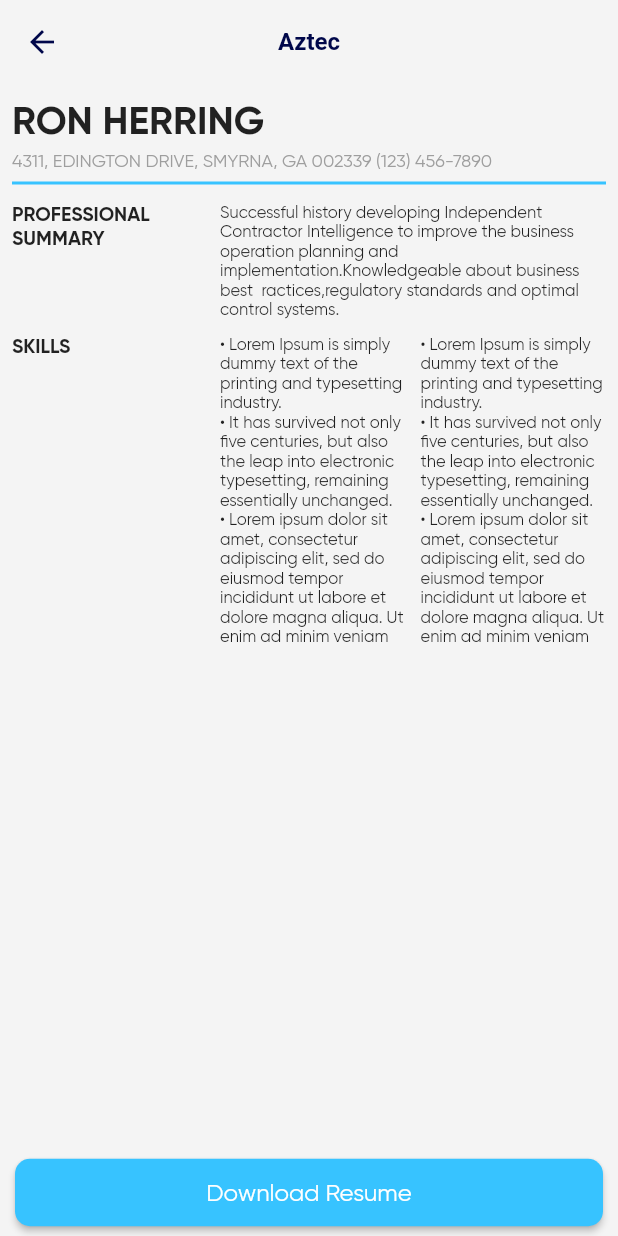
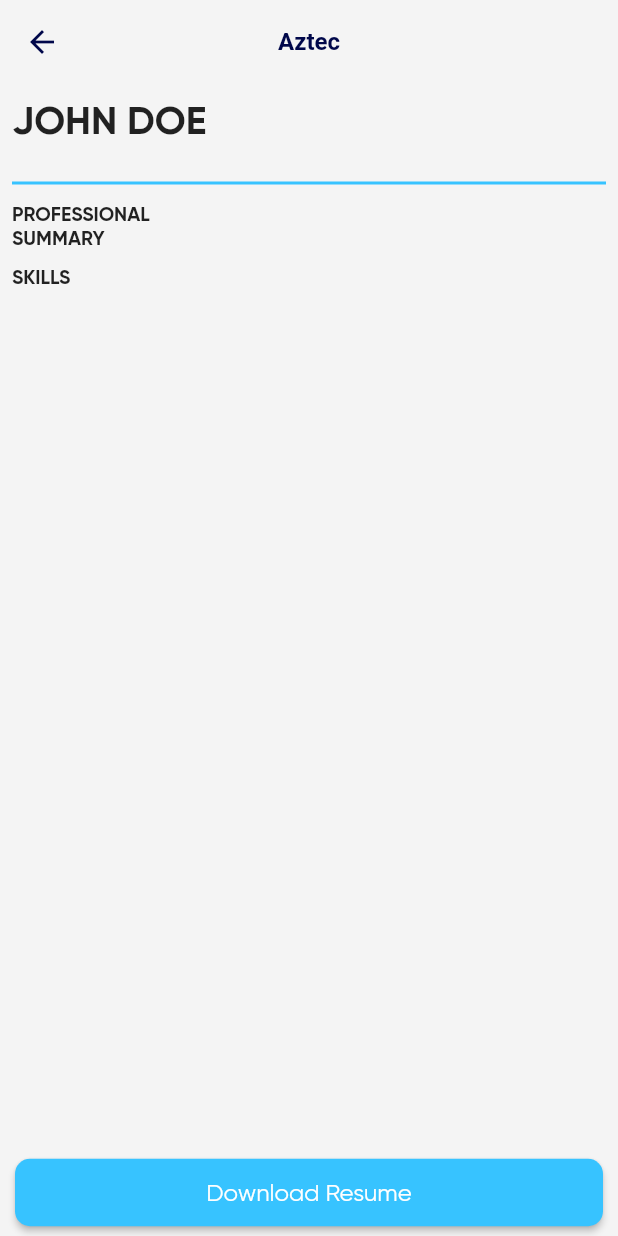
Before and after one commit to Kaival-Patel/ceevy_builder, a Flutter app: the ResumeBuilder screen opened directly with empty values, after a tap on "Download Resume", on a phone screen of 412 x 824 dp. Run offline on Flutter 3.47's test engine with Material 2 defaults, Android fonts, the phone set to English and light mode, and no system bars; our stand-ins replace animate_do, flutter_svg, get, get_storage, google_fonts, image_picker and 6 more; accounts and stored records are empty; statements that could not run were skipped.

Commit message:
Resume Downloading Done

```diff
--- a/lib/models/resume/base_resume_class.dart
+++ b/lib/models/resume/base_resume_class.dart
@@ -4,7 +4,7 @@ import 'package:resume_builder/models/profile/resume_profile_model.dart';
 
 abstract class Resume {
   String get resumeTitle;
-  Widget get bodyWidget;
+  Widget bodyWidget(ResumeProfile profile);
   String get displayAsset;
   pdf.Page pdfDocument(ResumeProfile profile);
 }
--- a/lib/modules/resume/resume_builder.dart
+++ b/lib/modules/resume/resume_builder.dart
@@ -1,7 +1,9 @@
 import 'package:flutter/material.dart' as m;
 import 'package:get/get.dart';
 import 'package:logger/logger.dart';
+import 'package:open_file/open_file.dart';
 import 'package:path_provider/path_provider.dart';
+import 'package:permission_handler/permission_handler.dart';
 import 'package:resume_builder/models/profile/resume_profile_model.dart';
 import 'package:resume_builder/models/resume/base_resume_class.dart';
 import 'package:resume_builder/models/resume/resume_model.dart';
@@ -13,6 +15,7 @@ import 'dart:io';
 import 'package:resume_builder/modules/resume/simple/aztec/aztec.dart';
 import 'package:resume_builder/modules/resume/simple/aztec/aztec_pdf.dart';
 import 'package:resume_builder/styles/app-colors.dart';
+import 'package:resume_builder/utils/widgets/snackbar.dart';
 
 class ResumeBuilder extends m.StatelessWidget {
   Resume resumeModel;
@@ -42,7 +45,7 @@ class ResumeBuilder extends m.StatelessWidget {
         body: m.Column(children: [
           m.Expanded(
               child: m.SingleChildScrollView(
-            child: resumeModel.bodyWidget,
+            child: Obx(() => resumeModel.bodyWidget(c.selectedProfile())),
           )),
           m.SizedBox(
             height: 5,
@@ -62,10 +65,51 @@ class ResumeBuilder extends m.StatelessWidget {
   }
 
   downloadResume() async {
+    var permit = Permission.storage;
+    var req = await permit.request();
+    switch (req) {
+      case PermissionStatus.denied:
+        snack(msg: 'Storage access denied', type: SnackType.Error);
+        await 2.delay();
+        await openAppSettings();
+        break;
+      case PermissionStatus.granted:
+        _saveResume();
+        break;
+      case PermissionStatus.restricted:
+        snack(msg: 'Storage access restricted', type: SnackType.Error);
+        await 2.delay();
+        await openAppSettings();
+        break;
+      case PermissionStatus.limited:
+        snack(msg: 'Storage access limited', type: SnackType.Error);
+        await 2.delay();
+        await openAppSettings();
+        break;
+      case PermissionStatus.permanentlyDenied:
+        snack(msg: 'Storage access denied', type: SnackType.Error);
+        await 2.delay();
+        await openAppSettings();
+        break;
+    }
+  }
+
+  _saveResume() async {
     final pdf = Document(title: '${resumeModel.resumeTitle}');
-    pdf.addPage(resumeModel.pdfDocument(ResumeProfile()));
+    pdf.addPage(resumeModel.pdfDocument(c.selectedProfile()));
     final file = File("/storage/emulated/0/example.pdf");
     await file.writeAsBytes(await pdf.save());
+    snackWithButton(
+        msg: 'Resume Downloaded',
+        type: SnackType.Success,
+        textButton: m.TextButton(
+            onPressed: () async {
+              await OpenFile.open(file.path);
+            },
+            child: m.Text(
+              "Open",
+              style: m.TextStyle(color: m.Colors.white),
+            )));
     Logger().d(file.path);
   }
 }
--- a/lib/modules/resume/simple/aztec/aztec.dart
+++ b/lib/modules/resume/simple/aztec/aztec.dart
@@ -1,9 +1,11 @@
 import 'package:flutter/material.dart';
+import 'package:resume_builder/models/profile/resume_profile_model.dart';
 import 'package:resume_builder/models/resume/resume_model.dart';
 import 'package:get/get.dart';
 
 class Aztec extends StatelessWidget {
-  Aztec({Key? key}) : super(key: key);
+  ResumeProfile resumeProfile;
+  Aztec({required this.resumeProfile, Key? key}) : super(key: key);
 
   @override
   Widget build(BuildContext context) {
@@ -11,14 +13,14 @@ class Aztec extends StatelessWidget {
       padding: const EdgeInsets.all(8.0),
       child: Column(crossAxisAlignment: CrossAxisAlignment.start, children: [
         Text(
-          "RON HERRING",
+          "${resumeProfile.personalDetails.name.toUpperCase()}",
           style: TextStyle(fontSize: 26, fontWeight: FontWeight.bold),
         ),
         SizedBox(
           height: 5,
         ),
         Text(
-          "4311, EDINGTON DRIVE, SMYRNA, GA 002339 (123) 456-7890",
+          "${resumeProfile.personalDetails.address}",
           style: TextStyle(fontSize: 12, color: Colors.grey),
         ),
         Divider(
@@ -43,7 +45,7 @@ class Aztec extends StatelessWidget {
             Expanded(
                 flex: 4,
                 child: Text(
-                  "Successful history developing Independent Contractor Intelligence to improve the business operation planning and implementation.Knowledgeable about business best  ractices,regulatory standards and optimal control systems.",
+                  "${resumeProfile.sumamryDetails.introduction}",
                   style: TextStyle(fontSize: 11),
                 )),
           ],
@@ -55,7 +57,7 @@ class Aztec extends StatelessWidget {
           crossAxisAlignment: CrossAxisAlignment.start,
           children: [
             Expanded(
-                flex: 2,
+                flex: 1,
                 child: Text(
                   "SKILLS",
                   style: TextStyle(fontSize: 13, fontWeight: FontWeight.bold),
@@ -64,52 +66,24 @@ class Aztec extends StatelessWidget {
               width: 10,
             ),
             Expanded(
-                flex: 4,
-                child: Row(
-                  children: [
-                    Expanded(
-                      flex: 1,
-                      child: Column(
-                        crossAxisAlignment: CrossAxisAlignment.start,
-                        children: [
-                          Text(
-                            "• Lorem Ipsum is simply dummy text of the printing and typesetting industry.",
+              flex: 2,
+              child: Container(
+                width: context.width,
+                child: Wrap(
+                  crossAxisAlignment: WrapCrossAlignment.start,
+                  alignment: WrapAlignment.start,
+                  spacing: 5,
+                  runSpacing: 1,
+                  children: resumeProfile.skillDetails
+                      .map((e) => Expanded(
+                              child: Text(
+                            "-" + e.title,
                             style: TextStyle(fontSize: 11),
-                          ),
-                          Text(
-                            "• It has survived not only five centuries, but also the leap into electronic typesetting, remaining essentially unchanged.",
-                            style: TextStyle(fontSize: 11),
-                          ),
-                          Text(
-                            "• Lorem ipsum dolor sit amet, consectetur adipiscing elit, sed do eiusmod tempor incididunt ut labore et dolore magna aliqua. Ut enim ad minim veniam",
-                            style: TextStyle(fontSize: 11),
-                          ),
-                        ],
-                      ),
-                    ),
-                    SizedBox(width: 10),
-                    Expanded(
-                      flex: 1,
-                      child: Column(
-                        crossAxisAlignment: CrossAxisAlignment.start,
-                        children: [
-                          Text(
-                            "• Lorem Ipsum is simply dummy text of the printing and typesetting industry.",
-                            style: TextStyle(fontSize: 11),
-                          ),
-                          Text(
-                            "• It has survived not only five centuries, but also the leap into electronic typesetting, remaining essentially unchanged.",
-                            style: TextStyle(fontSize: 11),
-                          ),
-                          Text(
-                            "• Lorem ipsum dolor sit amet, consectetur adipiscing elit, sed do eiusmod tempor incididunt ut labore et dolore magna aliqua. Ut enim ad minim veniam",
-                            style: TextStyle(fontSize: 11),
-                          ),
-                        ],
-                      ),
-                    ),
-                  ],
-                )),
+                          )))
+                      .toList(),
+                ),
+              ),
+            )
           ],
         ),
       ]),
--- a/lib/modules/resume/simple/aztec/aztec_pdf.dart
+++ b/lib/modules/resume/simple/aztec/aztec_pdf.dart
@@ -23,7 +23,7 @@ class AztecPdf {
               height: 5,
             ),
             Text(
-              "4311, EDINGTON DRIVE, SMYRNA, GA 002339 (123) 456-7890",
+              "${resumeProfile.personalDetails.address}",
               style: TextStyle(
                   fontSize: 12, color: AppColors.getPdfColor(m.Colors.grey)),
             ),
@@ -50,7 +50,7 @@ class AztecPdf {
                 Expanded(
                     flex: 4,
                     child: Text(
-                      "Successful history developing Independent Contractor Intelligence to improve the business operation planning and implementation.Knowledgeable about business best  ractices,regulatory standards and optimal control systems.",
+                      "${resumeProfile.sumamryDetails.introduction}",
                       style: TextStyle(fontSize: 11),
                     )),
               ],
@@ -62,7 +62,7 @@ class AztecPdf {
               crossAxisAlignment: CrossAxisAlignment.start,
               children: [
                 Expanded(
-                    flex: 2,
+                    flex: 1,
                     child: Text(
                       "SKILLS",
                       style:
@@ -72,52 +72,24 @@ class AztecPdf {
                   width: 10,
                 ),
                 Expanded(
-                    flex: 4,
-                    child: Row(
-                      children: [
-                        Expanded(
-                          flex: 1,
-                          child: Column(
-                            crossAxisAlignment: CrossAxisAlignment.start,
-                            children: [
-                              Text(
-                                "• Lorem Ipsum is simply dummy text of the printing and typesetting industry.",
+                  flex: 2,
+                  child: Container(
+                    width: Get.width,
+                    child: Wrap(
+                      crossAxisAlignment: WrapCrossAlignment.start,
+                      alignment: WrapAlignment.start,
+                      spacing: 5,
+                      runSpacing: 1,
+                      children: resumeProfile.skillDetails
+                          .map((e) => Expanded(
+                                  child: Text(
+                                "-" + e.title,
                                 style: TextStyle(fontSize: 11),
-                              ),
-                              Text(
-                                "• It has survived not only five centuries, but also the leap into electronic typesetting, remaining essentially unchanged.",
-                                style: TextStyle(fontSize: 11),
-                              ),
-                              Text(
-                                "• Lorem ipsum dolor sit amet, consectetur adipiscing elit, sed do eiusmod tempor incididunt ut labore et dolore magna aliqua. Ut enim ad minim veniam",
-                                style: TextStyle(fontSize: 11),
-                              ),
-                            ],
-                          ),
-                        ),
-                        SizedBox(width: 10),
-                        Expanded(
-                          flex: 1,
-                          child: Column(
-                            crossAxisAlignment: CrossAxisAlignment.start,
-                            children: [
-                              Text(
-                                "• Lorem Ipsum is simply dummy text of the printing and typesetting industry.",
-                                style: TextStyle(fontSize: 11),
-                              ),
-                              Text(
-                                "• It has survived not only five centuries, but also the leap into electronic typesetting, remaining essentially unchanged.",
-                                style: TextStyle(fontSize: 11),
-                              ),
-                              Text(
-                                "• Lorem ipsum dolor sit amet, consectetur adipiscing elit, sed do eiusmod tempor incididunt ut labore et dolore magna aliqua. Ut enim ad minim veniam",
-                                style: TextStyle(fontSize: 11),
-                              ),
-                            ],
-                          ),
-                        ),
-                      ],
-                    )),
+                              )))
+                          .toList(),
+                    ),
+                  ),
+                )
               ],
             ),
           ]),
--- a/lib/utils/classes/resume_aztec_class.dart
+++ b/lib/utils/classes/resume_aztec_class.dart
@@ -10,7 +10,9 @@ import 'package:resume_builder/styles/app-assets.dart';
 class AztecResume implements Resume {
   @override
   // TODO: implement bodyWidget
-  Widget get bodyWidget => Aztec();
+  Widget bodyWidget(ResumeProfile profile) => Aztec(
+        resumeProfile: profile,
+      );
 
   @override
   // TODO: implement displayAsset
--- a/pubspec.yaml
+++ b/pubspec.yaml
@@ -58,6 +58,7 @@ dependencies:
   path_provider:
   image_picker:
   open_file: ^3.2.1
+  permission_handler:
 
 dev_dependencies:
   flutter_test:
```
Also changed, not shown: lib/utils/widgets/snackbar.dart (+20 -1 lines), pubspec.lock.
